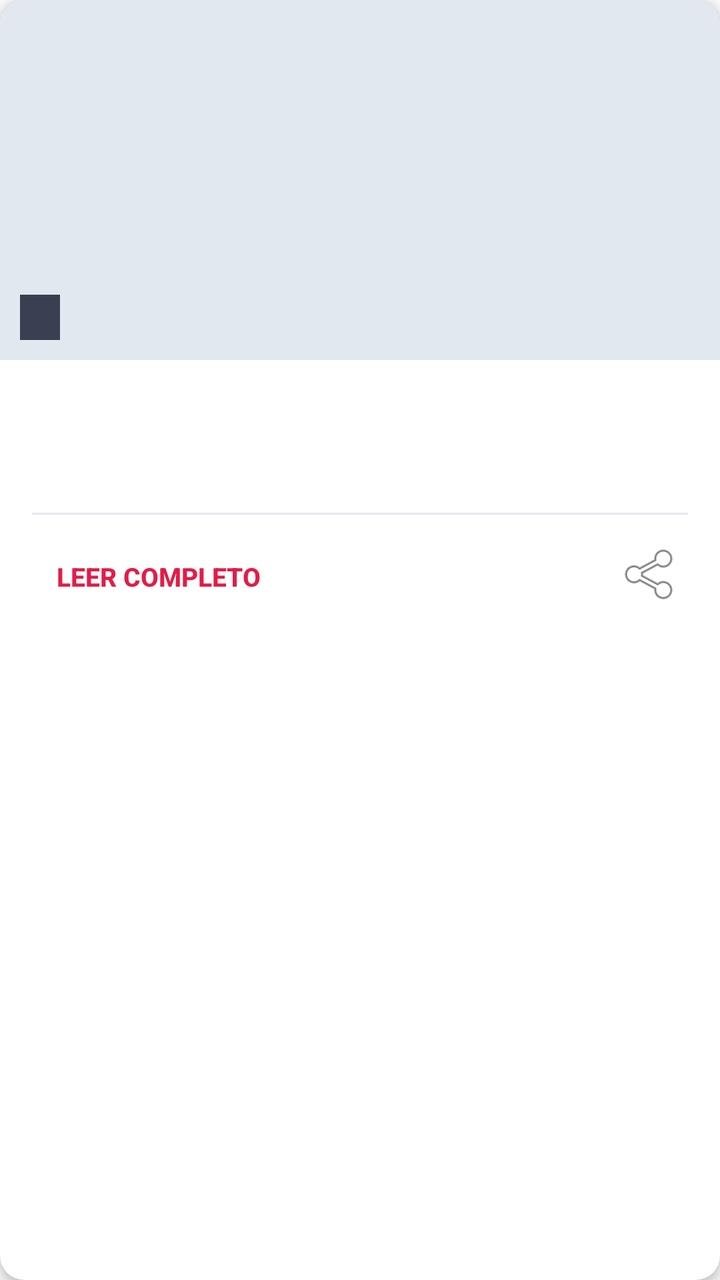
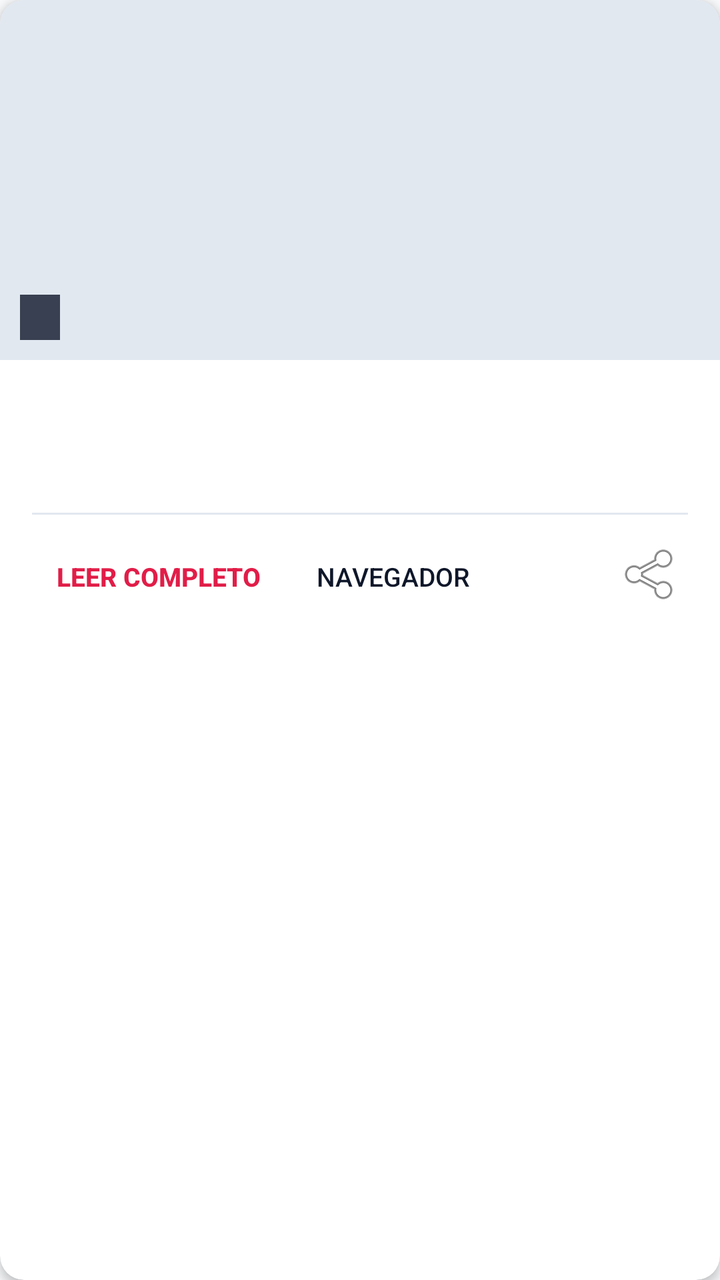

The first picture is an Android layout as it rendered before a commit; the second is the same layout after the commit. The layout source and the unified diff follow.
<!-- AndroidManifest.xml: application theme AppTheme -->
<!-- res/layout/item_noticia.xml -->
<?xml version="1.0" encoding="utf-8"?>
<android.support.v7.widget.CardView xmlns:android="http://schemas.android.com/apk/res/android"
    xmlns:app="http://schemas.android.com/apk/res-auto"
    android:layout_width="match_parent"
    android:layout_height="wrap_content"
    android:layout_marginLeft="12dp"
    android:layout_marginRight="12dp"
    android:layout_marginTop="8dp"
    android:layout_marginBottom="8dp"
    app:cardCornerRadius="12dp"
    app:cardElevation="3dp"
    app:cardBackgroundColor="@color/card_bg">

    <LinearLayout
        android:layout_width="match_parent"
        android:layout_height="wrap_content"
        android:orientation="vertical">

        <RelativeLayout
            android:layout_width="match_parent"
            android:layout_height="180dp"
            android:background="#E2E8F0">

            <ImageView
                android:id="@+id/imgNoticia"
                android:layout_width="match_parent"
                android:layout_height="match_parent"
                android:scaleType="centerCrop"
                android:contentDescription="Imagen noticia" />

            <TextView
                android:id="@+id/tvFechaNoticia"
                android:layout_width="wrap_content"
                android:layout_height="wrap_content"
                android:layout_alignParentBottom="true"
                android:layout_alignParentLeft="true"
                android:layout_margin="10dp"
                android:background="#CC0F172A"
                android:paddingLeft="10dp"
                android:paddingTop="4dp"
                android:paddingRight="10dp"
                android:paddingBottom="4dp"
                android:textColor="#FFFFFF"
                android:textSize="11sp"
                android:textStyle="bold" />
        </RelativeLayout>

        <LinearLayout
            android:layout_width="match_parent"
            android:layout_height="wrap_content"
            android:orientation="vertical"
            android:padding="16dp">

            <TextView
                android:id="@+id/tvTituloNoticia"
                android:layout_width="match_parent"
                android:layout_height="wrap_content"
                android:textColor="@color/text_primary"
                android:textSize="17sp"
                android:textStyle="bold"
                android:maxLines="2"
                android:ellipsize="end"
                android:lineSpacingExtra="2dp" />

            <TextView
                android:id="@+id/tvDescripcionNoticia"
                android:layout_width="match_parent"
                android:layout_height="wrap_content"
                android:layout_marginTop="8dp"
                android:textColor="@color/text_secondary"
                android:textSize="13sp"
                android:maxLines="3"
                android:ellipsize="end"
                android:lineSpacingExtra="1dp" />

            <View
                android:layout_width="match_parent"
                android:layout_height="1dp"
                android:layout_marginTop="12dp"
                android:layout_marginBottom="12dp"
                android:background="@color/divider" />

            <LinearLayout
                android:layout_width="match_parent"
                android:layout_height="wrap_content"
                android:orientation="horizontal"
                android:gravity="center_vertical">

                <Button
                    android:id="@+id/btnLeerMas"
                    style="?android:attr/borderlessButtonStyle"
                    android:layout_width="wrap_content"
                    android:layout_height="36dp"
                    android:text="Leer completo"
                    android:textColor="@color/colorAccent"
                    android:textStyle="bold"
                    android:textSize="13sp" />

                <View
                    android:layout_width="0dp"
                    android:layout_height="0dp"
                    android:layout_weight="1" />

                <ImageButton
                    android:id="@+id/btnCompartir"
                    style="?android:attr/borderlessButtonStyle"
                    android:layout_width="36dp"
                    android:layout_height="36dp"
                    android:src="@android:drawable/ic_menu_share"
                    android:contentDescription="Compartir noticia" />

            </LinearLayout>

        </LinearLayout>

    </LinearLayout>

</android.support.v7.widget.CardView>
<!-- resources referenced by this layout -->
<resources>
  <color name="card_bg">#FFFFFF</color>
  <color name="colorAccent">#E11D48</color>
  <color name="divider">#E2E8F0</color>
  <color name="text_primary">#0F172A</color>
  <color name="text_secondary">#64748B</color>
  <style name="AppTheme" parent="Theme.AppCompat.Light.NoActionBar">
          <item name="colorPrimary">@color/colorPrimary</item>
          <item name="colorPrimaryDark">@color/colorPrimaryDark</item>
          <item name="colorAccent">@color/colorAccent</item>
          <item name="android:windowBackground">@color/bg_app</item>
      </style>
  <color name="colorPrimary">#0F172A</color>
  <color name="colorPrimaryDark">#020617</color>
  <color name="bg_app">#F8FAFC</color>
</resources>

<!-- the commit's change to res/layout/item_noticia.xml (unified diff, before → after) -->
@@ -3,10 +3,10 @@
     xmlns:app="http://schemas.android.com/apk/res-auto"
     android:layout_width="match_parent"
     android:layout_height="wrap_content"
-    android:layout_marginLeft="12dp"
-    android:layout_marginRight="12dp"
-    android:layout_marginTop="8dp"
-    android:layout_marginBottom="8dp"
+    android:layout_marginLeft="16dp"
+    android:layout_marginRight="16dp"
+    android:layout_marginTop="10dp"
+    android:layout_marginBottom="10dp"
     app:cardCornerRadius="12dp"
     app:cardElevation="3dp"
     app:cardBackgroundColor="@color/card_bg">
@@ -96,6 +96,16 @@
                     android:textStyle="bold"
                     android:textSize="13sp" />
 
+                <Button
+                    android:id="@+id/btnNavegador"
+                    style="?android:attr/borderlessButtonStyle"
+                    android:layout_width="wrap_content"
+                    android:layout_height="36dp"
+                    android:layout_marginLeft="4dp"
+                    android:text="Navegador"
+                    android:textColor="@color/text_primary"
+                    android:textSize="13sp" />
+
                 <View
                     android:layout_width="0dp"
                     android:layout_height="0dp"
